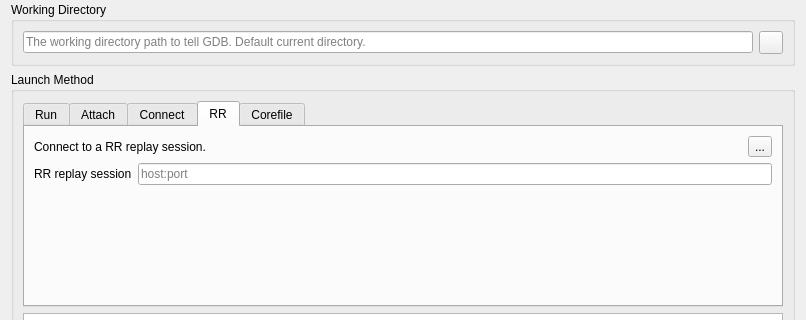
Qt form src/SeerDebugDialog.ui (epasveer/seer) before a commit; both pictures show x 0 to 806 and y 149 to 469 of the 806 by 1040 pixel window.
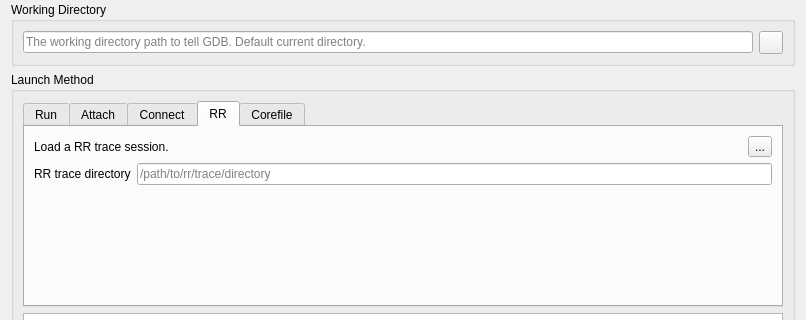
The same form after that commit. The open tabs and pages were chosen to show the change. Icons and pictures are not drawn.

What changed in the file:
```diff
--- a/src/SeerDebugDialog.ui
+++ b/src/SeerDebugDialog.ui
@@ -650,7 +650,7 @@
               <item>
                <widget class="QLabel" name="label_5">
                 <property name="text">
-                 <string>Connect to a RR replay session.</string>
+                 <string>Load a RR trace session.</string>
                 </property>
                </widget>
               </item>
@@ -688,7 +688,7 @@
               <item>
                <widget class="QLabel" name="rrHostPortLabel">
                 <property name="text">
-                 <string>RR replay session</string>
+                 <string>RR trace directory</string>
                 </property>
                </widget>
               </item>
@@ -707,7 +707,7 @@
                  <string/>
                 </property>
                 <property name="placeholderText">
-                 <string>host:port</string>
+                 <string>/path/to/rr/trace/directory</string>
                 </property>
                 <property name="clearButtonEnabled">
                  <bool>true</bool>
```
Left out of the diff: 8 changed lines with no effect on the pictures.
